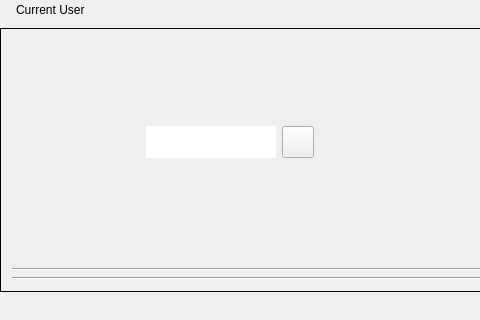
Old version of the form plugins/account/userinfo/userinfo.ui in the repository ukui/ukui-control-center; both pictures show x 0 to 480 and y 0 to 320 of the 881 by 1080 pixel window.
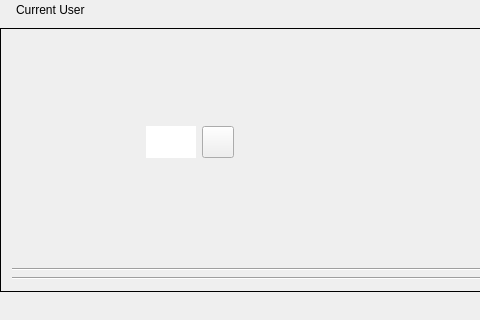
New version of the form.

Commit message:
fix(userinfo): username
Description:  input username

Log: 输入过长用户名时删除用户按钮越界

Patch:
```diff
--- a/plugins/account/userinfo/userinfo.ui
+++ b/plugins/account/userinfo/userinfo.ui
@@ -187,6 +187,12 @@
                      <height>32</height>
                     </size>
                    </property>
+                   <property name="maximumSize">
+                    <size>
+                     <width>50</width>
+                     <height>16777215</height>
+                    </size>
+                   </property>
                    <property name="frame">
                     <bool>false</bool>
                    </property>
```
The commit also changes 1 other file.
